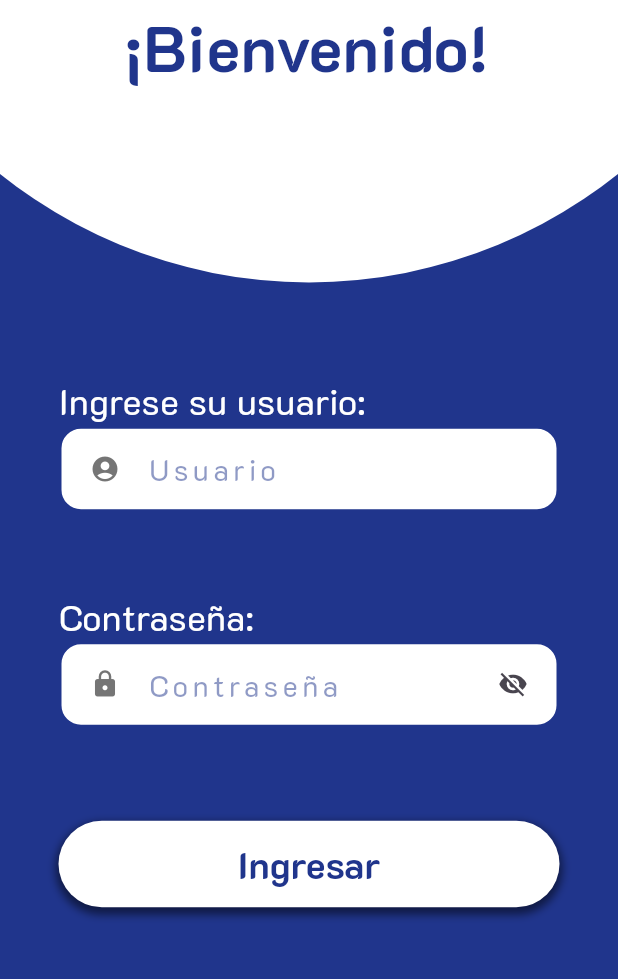
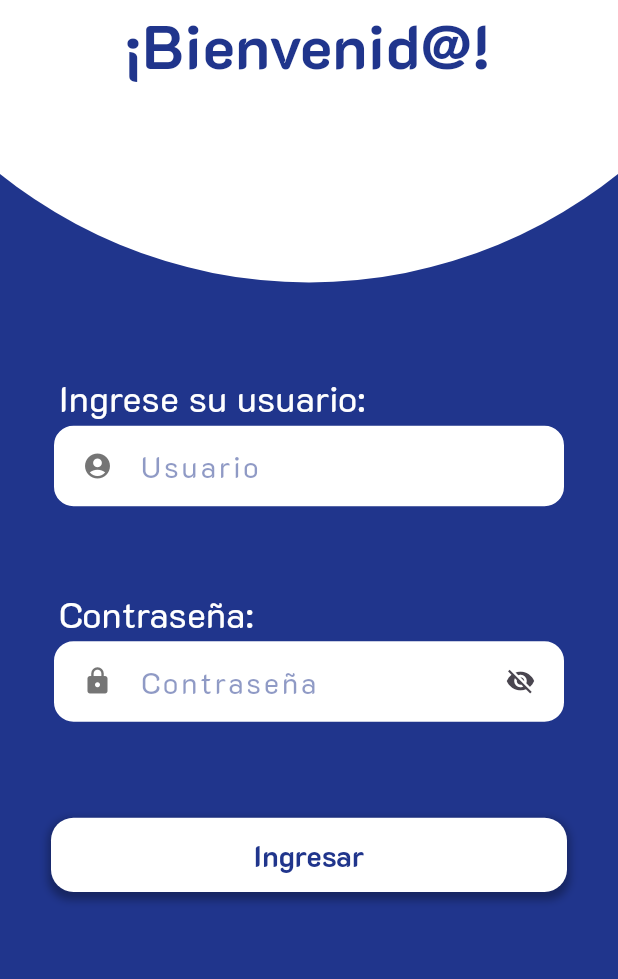
Before and after one commit to Yesterday01/registro_de_asistencias, a Flutter app: the LoginScreenPage screen opened directly, on a phone screen of 412 x 824 dp, the part 212-1191 px from its top. Run offline on Flutter 3.47's test engine with Material 3 defaults, Android fonts, the phone set to English and light mode, and no system bars; drawn by our look-alikes of auto_size_text; our stand-ins replace another_flutter_splash_screen, camera, connectivity_plus, dropdown_button2, image_picker, isar and 2 more; missing offline and left inert: google_mlkit_face_detection, tflite_flutter; accounts and stored records are empty; generated files the repository leaves out were written again; network calls fail.

Commit message:
Info: 21/05/2025 widgets added, inputtextfield and button

```diff
--- a/lib/service/auth_api.dart
+++ b/lib/service/auth_api.dart
@@ -3,10 +3,11 @@ import 'dart:convert';
 import 'package:http/http.dart' as http;
 
 class BaseAPI {
-  //static String base = "http://10.0.2.2:8000";
+  // static String base = "http://10.0.2.2:8000";
   //static String base = "http://200.1.2.110:80";
-  //static String base = "http://127.0.0.1:80";
-  static String base = "https://rh.unillantas.com.mx";
+  // static String base = "http://127.0.0.1:80";
+  static String base = "http://192.168.10.135:80";
+  // static String base = "https://rh.unillantas.com.mx";
   static var api = "$base/api";
   var usersMobilePath = "$api/mobileusers";
   var loginPath = "$api/loginmobileuser";
--- a/lib/view/admin_screen_page.dart
+++ b/lib/view/admin_screen_page.dart
@@ -8,6 +8,7 @@ import 'package:registro_de_asistencias/models/collaborator.dart';
 import 'package:registro_de_asistencias/models/user.dart';
 import 'package:registro_de_asistencias/service/auth_api.dart';
 import 'package:registro_de_asistencias/view/face_registrer_screen_page.dart';
+import 'package:registro_de_asistencias/widgets/button.dart';
 import 'package:responsive_sizer/responsive_sizer.dart';
 
 class AdminScreenPage extends StatefulWidget {
@@ -167,7 +168,7 @@ class _AdminScreenPageState extends State<AdminScreenPage> {
           children: [
             Container(
                 margin: const EdgeInsets.fromLTRB(0, 30, 0, 20),
-                child: _buttonUpsert('Registrar/Actualizar', () async {
+                child: Button(text: 'Registrar/Actualizar', onPressed: () async {
                   Navigator.push(
                           context,
                           MaterialPageRoute(
@@ -176,7 +177,11 @@ class _AdminScreenPageState extends State<AdminScreenPage> {
                       .then((value) => setState(() {
                             _initializeDao();
                           }));
-                })),
+                }, mediaSize: mediaSize,
+                backgroundColor: Colors.white,
+                textColor: const Color.fromRGBO(32, 53, 140, 1.0)
+                )
+            ),
             Container(
                 margin: const EdgeInsets.fromLTRB(0, 0, 0, 30),
                 child: _inputTextField(_searchController))
@@ -185,7 +190,7 @@ class _AdminScreenPageState extends State<AdminScreenPage> {
       );
 
   // Diseño de botón principal
-  Widget _buttonUpsert(String txt, onPress) => Container(
+  /* Widget _buttonUpsert(String txt, onPress) => Container(
         margin: const EdgeInsets.symmetric(horizontal: 30),
         width: mediaSize.width - 50,
         height: mediaSize.height * 0.06,
@@ -208,7 +213,7 @@ class _AdminScreenPageState extends State<AdminScreenPage> {
               minFontSize: 18,
               maxFontSize: 70,
             )),
-      );
+      ); */
 
   // Diseño del campo para ingresar datos
   Widget _inputTextField(TextEditingController controller) => Container(
--- a/lib/view/edit_users_screen_page.dart
+++ b/lib/view/edit_users_screen_page.dart
@@ -6,6 +6,7 @@ import 'package:registro_de_asistencias/models/collaborator.dart';
 import 'package:registro_de_asistencias/models/mobile_user.dart';
 import 'package:registro_de_asistencias/service/auth_api.dart';
 import 'package:registro_de_asistencias/tools/arrow_icons.dart';
+import 'package:registro_de_asistencias/widgets/button.dart';
 import 'package:responsive_sizer/responsive_sizer.dart';
 
 class EditUsersScreenPage extends StatefulWidget {
@@ -244,7 +245,7 @@ class _EditUsersScreenPageState extends State<EditUsersScreenPage> {
     );
   }
 
-  Widget _buttonRegistrer(String txt, onPress) => Container(
+  /* Widget _buttonRegistrer(String txt, onPress) => Container(
         margin: const EdgeInsets.symmetric(horizontal: 35),
         width: mediaSize.width - 60,
         height: mediaSize.height * 0.05,
@@ -267,7 +268,7 @@ class _EditUsersScreenPageState extends State<EditUsersScreenPage> {
               txt,
               style: TextStyle(fontSize: 18.sp, fontWeight: FontWeight.w700),
             )),
-      );
+      ); */
 
   // Diseño del campo para ingresar datos
   Widget _inputTextField(
@@ -449,7 +450,7 @@ class _EditUsersScreenPageState extends State<EditUsersScreenPage> {
               Container(
                   margin:
                       EdgeInsets.fromLTRB(0, 0, 0, mediaSize.height * 0.08)),
-              _buttonRegistrer('Registrar', () {
+              Button( text: 'Registrar', onPressed: () {
                 setState(() {
                   if (_passwordFieldController.text.isEmpty) {
                     _emptyPassword = '"Favor de ingresar una contraseña"';
@@ -496,7 +497,8 @@ class _EditUsersScreenPageState extends State<EditUsersScreenPage> {
                     }
                   }
                 });
-              }),
+              },
+              mediaSize: mediaSize),
               SizedBox(height: mediaSize.height * 0.05),
               Image.asset(
                 'assets/logo.png',
--- a/lib/view/face_registrer_screen_page.dart
+++ b/lib/view/face_registrer_screen_page.dart
@@ -12,6 +12,8 @@ import 'package:registro_de_asistencias/service/auth_api.dart';
 import 'package:registro_de_asistencias/service/save_data.dart';
 import 'package:registro_de_asistencias/service/take_photo.dart';
 import 'package:registro_de_asistencias/tools/arrow_icons.dart';
+import 'package:registro_de_asistencias/widgets/button.dart';
+import 'package:registro_de_asistencias/widgets/input_text_field.dart';
 import 'package:responsive_sizer/responsive_sizer.dart';
 
 class FaceRegistrerScreenPage extends StatefulWidget {
@@ -396,7 +398,7 @@ class _FaceRegistrerScreenPageState extends State<FaceRegistrerScreenPage> {
               Container(
                   margin:
                       EdgeInsets.fromLTRB(0, 0, 0, mediaSize.height * 0.05)),
-              _inputTextField(),
+              InputTextField(controller: _textFieldController, dT: dT,mediaSize: mediaSize,hintText: "ID del colaborador",),
               _emptyId.isNotEmpty
                   ? Padding(
                       padding: const EdgeInsets.symmetric(horizontal: 35.0),
@@ -407,13 +409,13 @@ class _FaceRegistrerScreenPageState extends State<FaceRegistrerScreenPage> {
               Container(
                   margin:
                       EdgeInsets.fromLTRB(0, mediaSize.height * 0.05, 0, 0)),
-              _buttonRegistrer('Registrar', () => _validarCampos(_recognition)),
+              Button(text: 'Registrar',onPressed: () => _validarCampos(_recognition), mediaSize: mediaSize),
             ],
           ),
         ),
       );
 
-  Widget _buttonRegistrer(String txt, onPress) => Container(
+  /* Widget _buttonRegistrer(String txt, onPress) => Container(
         margin: const EdgeInsets.symmetric(horizontal: 35),
         width: mediaSize.width * 0.7,
         height: mediaSize.height * 0.07,
@@ -436,7 +438,7 @@ class _FaceRegistrerScreenPageState extends State<FaceRegistrerScreenPage> {
               txt,
               style: const TextStyle(fontSize: 25),
             )),
-      );
+      ); */
 
   Widget _imageButton() => Material(
         child: InkWell(
@@ -481,7 +483,7 @@ class _FaceRegistrerScreenPageState extends State<FaceRegistrerScreenPage> {
         ),
       );
 
-  Widget _inputTextField() => Container(
+  /* Widget _inputTextField() => Container(
         height: MediaQuery.of(context).size.height * 0.07,
         decoration: BoxDecoration(
             border: Border.all(
@@ -500,7 +502,7 @@ class _FaceRegistrerScreenPageState extends State<FaceRegistrerScreenPage> {
               hintStyle: TextStyle(color: Color.fromRGBO(32, 53, 140, 0.5))),
           controller: _textFieldController,
         ),
-      );
+      ); */
 }
 
 class FacePainter extends CustomPainter {
--- a/lib/view/login_screen_page.dart
+++ b/lib/view/login_screen_page.dart
@@ -8,6 +8,8 @@ import 'package:registro_de_asistencias/service/network_connection.dart';
 import 'package:registro_de_asistencias/view/admin_screen_page.dart';
 import 'package:registro_de_asistencias/view/face_detector_screen_page.dart';
 import 'package:registro_de_asistencias/view/super_admin_screen_page.dart';
+import 'package:registro_de_asistencias/widgets/button.dart';
+import 'package:registro_de_asistencias/widgets/input_text_field.dart';
 import 'package:responsive_sizer/responsive_sizer.dart';
 import 'package:shared_preferences/shared_preferences.dart';
 
@@ -86,6 +88,7 @@ class _LoginScreenPageState extends State<LoginScreenPage> {
           return const Center(child: CircularProgressIndicator());
         },
         barrierDismissible: false);
+    try{
     final response = await _authAPI.login(userName, password);
 
     Navigator.of(context).pop();
@@ -142,6 +145,17 @@ class _LoginScreenPageState extends State<LoginScreenPage> {
             break;
         }
       }
+    }
+    } catch (error) {
+      Navigator.of(context).pop();
+      ScaffoldMessenger.of(context).showSnackBar(SnackBar(
+          margin: const EdgeInsets.all(15.0),
+          behavior: SnackBarBehavior.floating,
+          duration: const Duration(milliseconds: 3000),
+          content: Text(
+            'An unexpected error occurred: $error',
+            style: TextStyle(fontSize: 16.sp),
+          )));
     }
   }
 
@@ -206,12 +220,12 @@ class _LoginScreenPageState extends State<LoginScreenPage> {
             SizedBox(
               width: mediaSize.width * 0.6,
               child: AutoSizeText(
-                '¡Bienvenido!',
+                '¡Bienvenid@!',
                 style: TextStyle(
                     fontSize: dT == ScreenType.mobile ? 45 : 90,
                     fontWeight: FontWeight.bold,
                     color: const Color.fromRGBO(32, 53, 140, 1.0)),
-                minFontSize: 40,
+                minFontSize: 30,
                 maxLines: 1,
               ),
             )
@@ -233,7 +247,7 @@ class _LoginScreenPageState extends State<LoginScreenPage> {
               crossAxisAlignment: CrossAxisAlignment.start,
               children: [
                 _whiteText('Ingrese su usuario:'),
-                _inputTextField(_userController),
+                InputTextField(controller: _userController, dT:dT , mediaSize: mediaSize, hintText: 'Usuario', prefixIcon: Icons.account_circle,),
                 Padding(
                   padding: const EdgeInsets.symmetric(horizontal: 35.0),
                   child: Text(_validatorUser,
@@ -243,7 +257,7 @@ class _LoginScreenPageState extends State<LoginScreenPage> {
                 ),
                 const SizedBox(height: 30),
                 _whiteText('Contraseña:'),
-                _inputTextField(_passwordController, isPassword: true),
+                InputTextField(controller: _passwordController, isPassword: true, dT: dT, mediaSize: mediaSize ),
                 Padding(
                   padding: const EdgeInsets.symmetric(horizontal: 35.0),
                   child: Text(_validatorPass,
@@ -252,7 +266,7 @@ class _LoginScreenPageState extends State<LoginScreenPage> {
                           fontSize: 16.sp)),
                 ),
                 const SizedBox(height: 40),
-                _buttonRegistrer('Ingresar', () {
+                Button(text: 'Ingresar', onPressed: () {
                     setState(() {
                       if (_userName == null || _userController.text.isEmpty) {
                         _validatorUser = '"Favor de ingresar tu usuario"';
@@ -269,7 +283,11 @@ class _LoginScreenPageState extends State<LoginScreenPage> {
                         authLogin(_userName!, _password!, context);
                       }
                     });
-                }),
+                  },
+                mediaSize: mediaSize,
+                backgroundColor: Colors.white,
+                textColor: const Color.fromRGBO(32, 53, 140, 1.0),
+                ),
                 const SizedBox(height: 50),
               ],
             ),
@@ -288,7 +306,7 @@ class _LoginScreenPageState extends State<LoginScreenPage> {
         ),
       );
 
-  Widget _inputTextField(TextEditingController controller,
+  /* Widget _inputTextField(TextEditingController controller,
       {isPassword = false}) {
     return Container(
       height: mediaSize.height * 0.07,
@@ -357,5 +375,5 @@ class _LoginScreenPageState extends State<LoginScreenPage> {
               txt,
               style: const TextStyle(fontSize: 25, fontWeight: FontWeight.w700),
             )),
-      );
+      ); */
 }
--- a/lib/view/mobile_users_screen_page.dart
+++ b/lib/view/mobile_users_screen_page.dart
@@ -5,6 +5,7 @@ import 'package:flutter/material.dart';
 import 'package:registro_de_asistencias/models/collaborator.dart';
 import 'package:registro_de_asistencias/service/auth_api.dart';
 import 'package:registro_de_asistencias/tools/arrow_icons.dart';
+import 'package:registro_de_asistencias/widgets/button.dart';
 import 'package:responsive_sizer/responsive_sizer.dart';
 
 class MobileUsersRegistrerScreenPage extends StatefulWidget {
@@ -269,7 +270,7 @@ class _MobileUsersRegistrerScreenPageState
     );
   }
 
-  Widget _buttonRegistrer(String txt, onPress) => Container(
+  /* Widget _buttonRegistrer(String txt, onPress) => Container(
         margin: const EdgeInsets.symmetric(horizontal: 35),
         width: mediaSize.width - 60,
         height: mediaSize.height * 0.05,
@@ -292,7 +293,7 @@ class _MobileUsersRegistrerScreenPageState
               txt,
               style: TextStyle(fontSize: 18.sp, fontWeight: FontWeight.w700),
             )),
-      );
+      ); */
 
   Widget _inputTextField(String hintText, TextEditingController controller,
           TextInputType textInputType,
@@ -502,7 +503,7 @@ class _MobileUsersRegistrerScreenPageState
               Container(
                   margin:
                       EdgeInsets.fromLTRB(0, 0, 0, mediaSize.height * 0.08)),
-              _buttonRegistrer('Registrar', () {
+              Button( text: 'Registrar', onPressed: () {
                 setState(() {
                   if (_usernameFieldController.text.isEmpty) {
                     _emptyUserName = '"Favor de ingresar un nombre de usuario"';
@@ -564,7 +565,8 @@ class _MobileUsersRegistrerScreenPageState
                     }
                   }
                 });
-              }),
+              },
+              mediaSize: mediaSize),
               SizedBox(height: mediaSize.height * 0.05),
               Image.asset(
                 'assets/logo.png',
--- a/lib/view/super_admin_screen_page.dart
+++ b/lib/view/super_admin_screen_page.dart
@@ -6,6 +6,7 @@ import 'package:registro_de_asistencias/models/mobile_user.dart';
 import 'package:registro_de_asistencias/service/auth_api.dart';
 import 'package:registro_de_asistencias/view/edit_users_screen_page.dart';
 import 'package:registro_de_asistencias/view/mobile_users_screen_page.dart';
+import 'package:registro_de_asistencias/widgets/button.dart';
 import 'package:responsive_sizer/responsive_sizer.dart';
 
 class SuperAdminScreenPage extends StatefulWidget {
@@ -150,14 +151,18 @@ class _SuperAdminScreenPageState extends State<SuperAdminScreenPage> {
           children: [
             Container(
                 margin: const EdgeInsets.fromLTRB(0, 30, 0, 20),
-                child: _buttonUpsert('Registrar usuario', () {
+                child: Button(text: 'Registrar usuario',onPressed: () {
                       Navigator.push(
                               context,
                               MaterialPageRoute(
                                   builder: (context) =>
                                       const MobileUsersRegistrerScreenPage()))
                           .then((value) => _loadUserMobile());
-                })),
+                    },
+                    mediaSize: mediaSize,
+                    backgroundColor: Colors.white,
+                    textColor: const Color.fromRGBO(32, 53, 140, 1.0)
+                )),
             Container(
                 margin: const EdgeInsets.fromLTRB(0, 0, 0, 30),
                 child: _inputTextField(_searchController))
@@ -165,7 +170,7 @@ class _SuperAdminScreenPageState extends State<SuperAdminScreenPage> {
         ),
       );
 
-  Widget _buttonUpsert(String txt, onPress) => Container(
+  /* Widget _buttonUpsert(String txt, onPress) => Container(
         margin: const EdgeInsets.symmetric(horizontal: 30),
         width: mediaSize.width - 50,
         height: mediaSize.height * 0.06,
@@ -188,7 +193,7 @@ class _SuperAdminScreenPageState extends State<SuperAdminScreenPage> {
               minFontSize: 18,
               maxFontSize: 70,
             )),
-      );
+      ); */
 
   Widget _inputTextField(TextEditingController controller) => Container(
         height: mediaSize.height * 0.06,
--- /dev/null
+++ b/lib/widgets/button.dart
@@ -0,0 +1,62 @@
+import 'package:flutter/material.dart';
+import 'package:responsive_sizer/responsive_sizer.dart';
+
+class Button extends StatelessWidget {
+
+  final String text;
+  final VoidCallback onPressed;
+  final Size mediaSize;
+
+  // Parámetros para mayor personalización
+  final Color backgroundColor;
+  final Color textColor;
+  final double borderRadius;
+  final List<BoxShadow>? boxShadow;
+  final double? width;
+  final double? height;
+
+  const Button({
+    super.key,
+    required this.text,
+    required this.onPressed,
+    required this.mediaSize,
+    this.backgroundColor = const Color.fromRGBO(32, 53, 140, 1.0),
+    this.textColor = Colors.white,
+    this.borderRadius = 15.0,
+    this.boxShadow,
+    this.width,
+    this.height,
+  });
+
+  @override
+  Widget build(BuildContext context) {
+    return Container(
+      margin: const EdgeInsets.symmetric(horizontal: 30),
+      width: width ?? mediaSize.width,
+      height: height ?? mediaSize.height * 0.06,
+      decoration: BoxDecoration(
+        boxShadow: boxShadow ??
+            [
+              BoxShadow(
+                color: Colors.black.withOpacity(0.3),
+                offset: const Offset(0, 3),
+                blurRadius: 4,
+                spreadRadius: 2,
+              )
+            ],
+        borderRadius: BorderRadius.circular(borderRadius),
+        color: backgroundColor,
+      ),
+      child: TextButton(
+        style: ButtonStyle(
+          foregroundColor: MaterialStateProperty.all<Color>(textColor),
+        ),
+        onPressed: onPressed,
+        child: Text(
+          text,
+          style: TextStyle(fontSize: 18.sp, fontWeight: FontWeight.w700),
+        ),
+      ),
+    );
+  }
+}
--- /dev/null
+++ b/lib/widgets/input_text_field.dart
@@ -0,0 +1,88 @@
+import 'package:flutter/material.dart';
+import 'package:responsive_sizer/responsive_sizer.dart';
+
+class InputTextField extends StatefulWidget {
+
+  final TextEditingController controller;
+  final bool isPassword;
+  final Size mediaSize;
+  final ScreenType dT;
+
+  // Parámetros para mayor personalización
+  final IconData? prefixIcon;
+  final String? hintText;
+
+  const InputTextField({
+    super.key,
+    required this.controller,
+    this.isPassword = false,
+    required this.mediaSize,
+    required this.dT,
+    this.prefixIcon,
+    this.hintText
+  });
+
+  @override
+  State<InputTextField> createState() => _InputTextFieldState();
+}
+
+class _InputTextFieldState extends State<InputTextField> {
+
+  bool obscureText = true;
+
+
+
+  @override
+  Widget build(BuildContext context) {
+    return Container(
+      height: widget.mediaSize.height * 0.07,
+      width: widget.mediaSize.width,
+      decoration: BoxDecoration(
+        border: Border.all(
+            width: 2, color: const Color.fromRGBO(32, 53, 140, 1.0)),
+        borderRadius: BorderRadius.circular(15),
+        color: Colors.white,
+      ),
+      padding: const EdgeInsets.symmetric(horizontal: 5, vertical: 5),
+      margin: const EdgeInsets.symmetric(horizontal: 30),
+      alignment: Alignment.center,
+      child: TextFormField(
+        textAlign: TextAlign.start,
+        keyboardType: widget.isPassword
+            ? TextInputType.visiblePassword
+            : TextInputType.name,
+        style: TextStyle(fontSize: 18.sp, letterSpacing: 2),
+        obscureText: widget.isPassword ? obscureText : false,
+        obscuringCharacter: '*',
+        controller: widget.controller,
+        decoration: InputDecoration(
+          prefixIconColor: Colors.grey.shade600,
+          prefixIcon: widget.isPassword
+              ? Icon(Icons.lock,
+                  size: widget.dT == ScreenType.mobile ? 20 : 40)
+              : widget.prefixIcon != null ? Icon( widget.prefixIcon,
+                  size: widget.dT == ScreenType.mobile ? 20 : 40) : null,
+          suffixIcon: widget.isPassword
+              ? GestureDetector(
+                  onTap: () {
+                    setState(() {
+                      obscureText = !obscureText;
+                    });
+                  },
+                  child: Icon(
+                    obscureText ? Icons.visibility_off : Icons.visibility,
+                    size: widget.dT == ScreenType.mobile ? 20 : 40,
+                  ),
+                )
+              : null,
+          border: InputBorder.none,
+          hintText: widget.isPassword ? 'Contraseña' : widget.hintText,
+          hintStyle: TextStyle(
+            fontSize: 18.sp,
+            color: const Color.fromRGBO(32, 53, 140, 0.5),
+          ),
+        ),
+      ),
+    );
+  }
+}
```
Also changed, not shown: 2 other files. Lines whose indentation alone changed are shown as unchanged.
